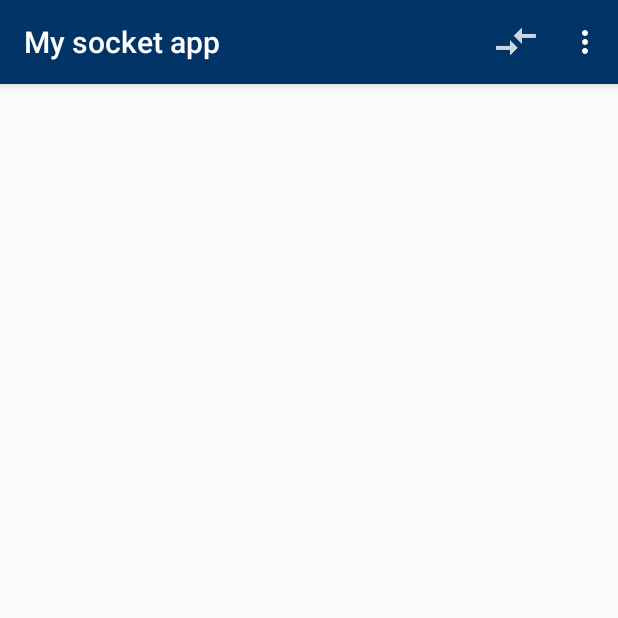
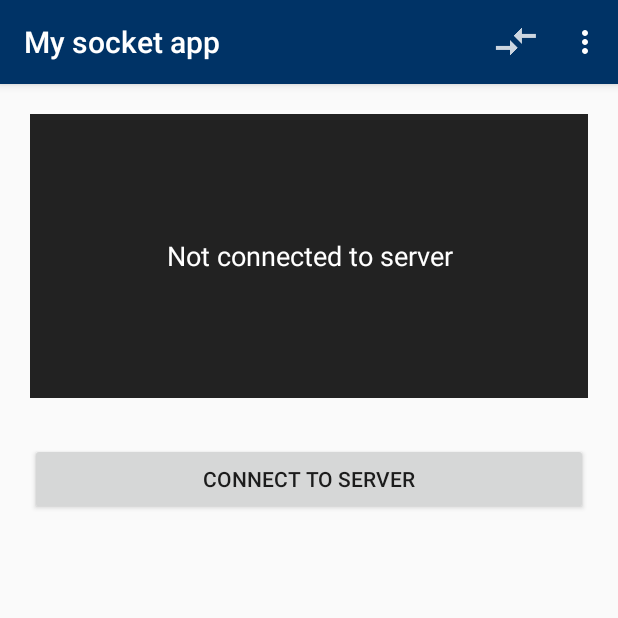
Before and after one commit to Tjx4/My-socket-app, an Android app: the screen it shows after launch (SocketConnectionActivity), on a phone screen of 412 x 824 dp, the top half of it. Run offline under Robolectric (Android 15) with nearby library versions, the phone set to English and light mode, and no system bars.

Commit message:
Fixed layout error

```diff
--- a/app/src/main/res/layout/activity_socket_connection.xml
+++ b/app/src/main/res/layout/activity_socket_connection.xml
@@ -1,5 +1,5 @@
 <?xml version="1.0" encoding="utf-8"?>
-<FrameLayot
+<FrameLayout
     xmlns:android="http://schemas.android.com/apk/res/android"
     xmlns:tools="http://schemas.android.com/tools"
     android:layout_width="match_parent"
@@ -45,4 +45,4 @@
         </LinearLayout>
     </ScrollView>
 
-</FrameLayot>
+</FrameLayout>
```
